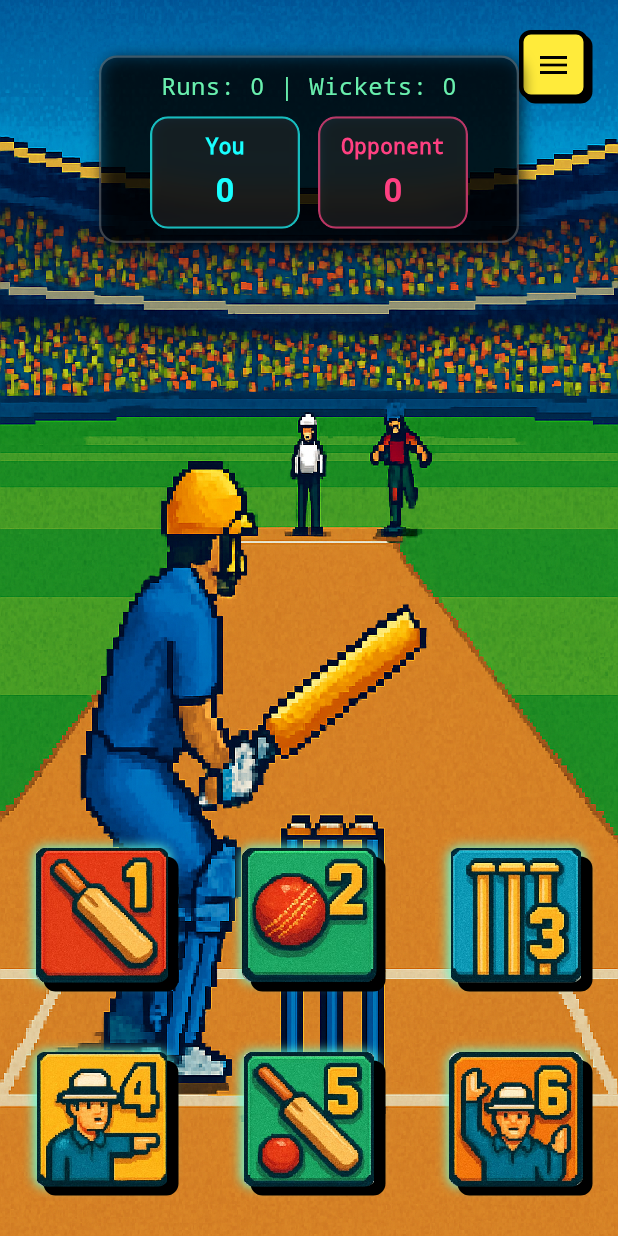
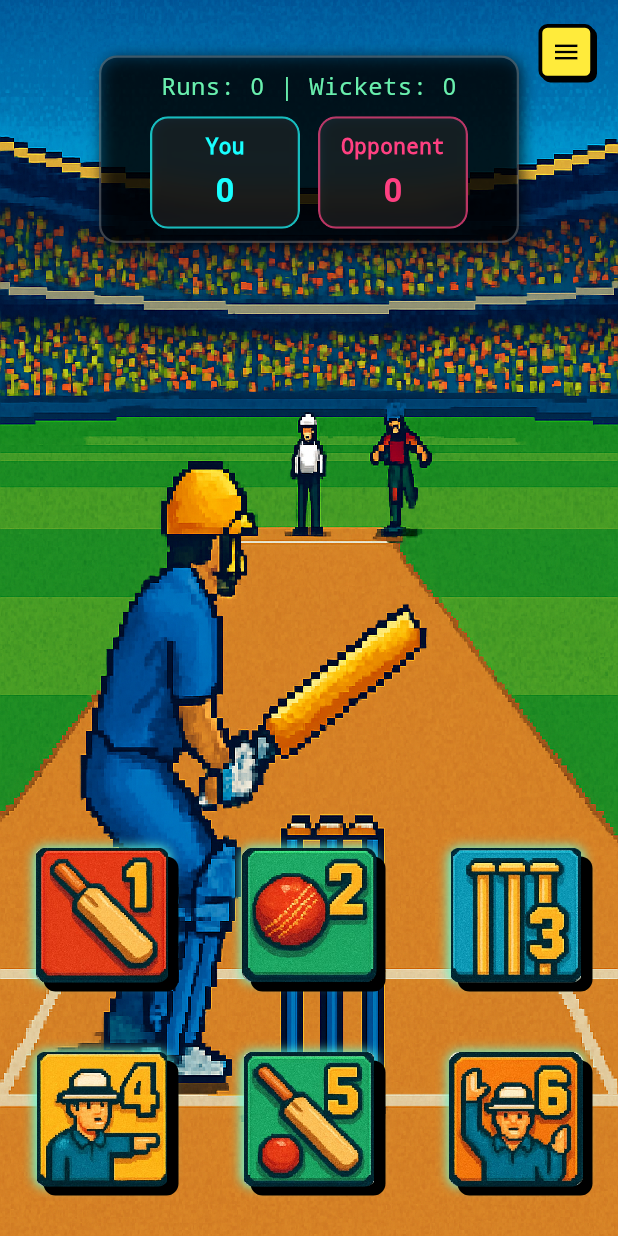
Before and after one commit to PR0D-G/Retro_Cricket, a Flutter app: the GameScreen screen opened directly, on a phone screen of 412 x 824 dp. Run offline on Flutter 3.47's test engine with Material 3 defaults, Android fonts, the light colour scheme and no system bars; our stand-ins replace audioplayers.

Commit message:
day_11 progress

```diff
--- /dev/null
+++ b/devtools_options.yaml
@@ -0,0 +1,3 @@
+description: This file stores settings for Dart & Flutter DevTools.
+documentation: https://docs.flutter.dev/tools/devtools/extensions#configure-extension-enablement-states
+extensions:
--- a/lib/widget/align.dart
+++ b/lib/widget/align.dart
@@ -126,24 +126,24 @@ class GameAlignments {
 
         // now overlay pause button
         Positioned(
-          top: 20,
-          right: 20,
+          top: 16,
+          right: 16,
           child: GestureDetector(
             onTap: () => showPauseMenu(context),
             child: Container(
-              padding: EdgeInsets.all(Platform.isAndroid ? 8 : 10),
+              padding: EdgeInsets.all(Platform.isAndroid ? 6 : 8),
               decoration: BoxDecoration(
                 color: Colors.yellow,
-                border: Border.all(color: Colors.black, width: 3),
-                borderRadius: BorderRadius.circular(8),
+                border: Border.all(color: Colors.black, width: 2.5),
+                borderRadius: BorderRadius.circular(6),
                 boxShadow: const [
-                  BoxShadow(color: Colors.black, offset: Offset(3, 3)),
+                  BoxShadow(color: Colors.black, offset: Offset(2, 2)),
                 ],
               ),
               child: Icon(
                 Icons.menu,
                 color: Colors.black,
-                size: Platform.isAndroid ? 24 : 30,
+                size: Platform.isAndroid ? 20 : 26,
               ),
             ),
           ),
@@ -151,13 +151,17 @@ class GameAlignments {
 
         // score card overlays
         if (isDesktopOrWeb)
-          scoreCard(
+          Positioned(
+            top: 16,
+            left: 16,
+            child: scoreCard(
               playerBatting: playerBatting,
               runs: runs,
               wickets: wickets,
               playerChoice: playerChoice,
               opponentChoice: opponentChoice,
               target: target,
+            ),
           )
         else
           Align(
```
Lines whose indentation alone changed are shown as unchanged.
